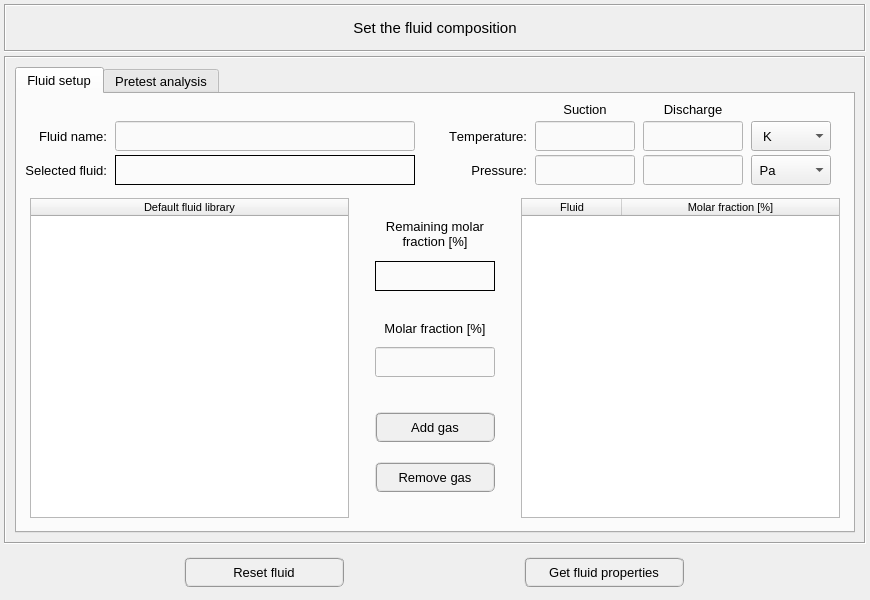
First picture: the form in pulse/interface/ui_files/model/setup/acoustic/set_fluid_composition_input.ui, repository open-pulse/OpenPulse, before the edit.
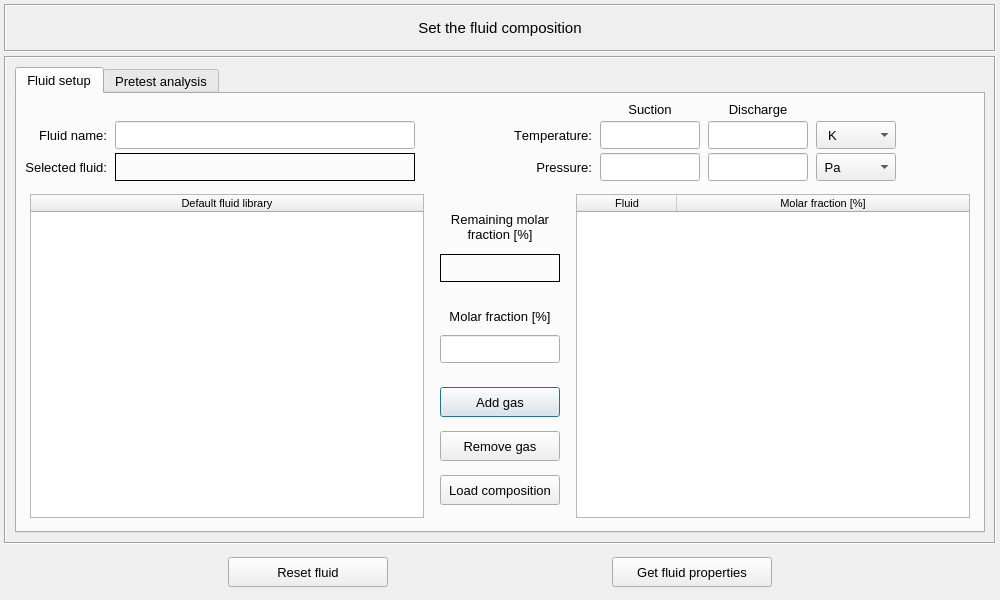
Second picture: the form after the edit.

Commit message: Load fluid composition data from spreadsheet files

The edit to the form file:
```diff
--- a/pulse/interface/ui_files/model/setup/acoustic/set_fluid_composition_input.ui
+++ b/pulse/interface/ui_files/model/setup/acoustic/set_fluid_composition_input.ui
@@ -6,13 +6,13 @@
    <rect>
     <x>0</x>
     <y>0</y>
-    <width>870</width>
+    <width>1000</width>
     <height>600</height>
    </rect>
   </property>
   <property name="minimumSize">
    <size>
-    <width>870</width>
+    <width>1000</width>
     <height>600</height>
    </size>
   </property>
@@ -124,11 +124,6 @@
           </property>
           <item row="0" column="0">
            <widget class="QFrame" name="frame_states">
-            <property name="font">
-             <font>
-              <family>MS Shell Dlg 2</family>
-             </font>
-            </property>
             <property name="frameShape">
              <enum>QFrame::NoFrame</enum>
             </property>
@@ -159,13 +154,13 @@
                <property name="minimumSize">
                 <size>
                  <width>80</width>
-                 <height>30</height>
+                 <height>28</height>
                 </size>
                </property>
                <property name="maximumSize">
                 <size>
                  <width>80</width>
-                 <height>30</height>
+                 <height>28</height>
                 </size>
                </property>
                <property name="font">
@@ -247,13 +242,13 @@
                <property name="minimumSize">
                 <size>
                  <width>100</width>
-                 <height>30</height>
+                 <height>28</height>
                 </size>
                </property>
                <property name="maximumSize">
                 <size>
                  <width>100</width>
-                 <height>30</height>
+                 <height>28</height>
                 </size>
                </property>
                <property name="font">
@@ -265,8 +260,7 @@
                 </font>
                </property>
                <property name="styleSheet">
-                <string notr="true">QLineEdit{color: rgb(0, 0, 0); background-color: rgb(250, 250, 250)}
-QLineEdit:disabled{color: rgb(100, 100, 100); background-color: rgb(240, 240, 240)}</string>
+                <string notr="true"/>
                </property>
                <property name="text">
                 <string/>
@@ -284,13 +278,13 @@
                <property name="minimumSize">
                 <size>
                  <width>100</width>
-                 <height>30</height>
+                 <height>28</height>
                 </size>
                </property>
                <property name="maximumSize">
                 <size>
                  <width>100</width>
-                 <height>30</height>
+                 <height>28</height>
                 </size>
                </property>
                <property name="font">
@@ -302,8 +296,7 @@
                 </font>
                </property>
                <property name="styleSheet">
-                <string notr="true">QLineEdit{color: rgb(0, 0, 0); background-color: rgb(250, 250, 250)}
-QLineEdit:disabled{color: rgb(100, 100, 100); background-color: rgb(240, 240, 240)}</string>
+                <string notr="true"/>
                </property>
                <property name="text">
                 <string/>
@@ -318,13 +311,13 @@
                <property name="minimumSize">
                 <size>
                  <width>90</width>
-                 <height>30</height>
+                 <height>28</height>
                 </size>
                </property>
                <property name="maximumSize">
                 <size>
                  <width>100</width>
-                 <height>30</height>
+                 <height>28</height>
                 </size>
                </property>
                <property name="font">
@@ -353,13 +346,13 @@
                <property name="minimumSize">
                 <size>
                  <width>100</width>
-                 <height>30</height>
+                 <height>28</height>
                 </size>
                </property>
                <property name="maximumSize">
                 <size>
                  <width>100</width>
-                 <height>30</height>
+                 <height>28</height>
                 </size>
                </property>
                <property name="font">
@@ -371,8 +364,7 @@
                 </font>
                </property>
                <property name="styleSheet">
-                <string notr="true">QLineEdit{color: rgb(0, 0, 0); background-color: rgb(250, 250, 250)}
-QLineEdit:disabled{color: rgb(100, 100, 100); background-color: rgb(240, 240, 240)}</string>
+                <string notr="true"/>
                </property>
                <property name="text">
                 <string/>
@@ -387,13 +379,13 @@
                <property name="minimumSize">
                 <size>
                  <width>100</width>
-                 <height>30</height>
+                 <height>28</height>
                 </size>
                </property>
                <property name="maximumSize">
                 <size>
                  <width>100</width>
-                 <height>30</height>
+                 <height>28</height>
                 </size>
                </property>
                <property name="font">
@@ -405,8 +397,7 @@
                 </font>
                </property>
                <property name="styleSheet">
-                <string notr="true">QLineEdit{color: rgb(0, 0, 0); background-color: rgb(250, 250, 250)}
-QLineEdit:disabled{color: rgb(100, 100, 100); background-color: rgb(240, 240, 240)}</string>
+                <string notr="true"/>
                </property>
                <property name="text">
                 <string/>
@@ -421,13 +412,13 @@
                <property name="minimumSize">
                 <size>
                  <width>80</width>
-                 <height>30</height>
+                 <height>28</height>
                 </size>
                </property>
                <property name="maximumSize">
                 <size>
                  <width>80</width>
-                 <height>30</height>
+                 <height>28</height>
                 </size>
                </property>
                <property name="font">
@@ -489,13 +480,13 @@
                <property name="minimumSize">
                 <size>
                  <width>90</width>
-                 <height>30</height>
+                 <height>28</height>
                 </size>
                </property>
                <property name="maximumSize">
                 <size>
                  <width>100</width>
-                 <height>30</height>
+                 <height>28</height>
                 </size>
                </property>
                <property name="font">
@@ -534,27 +525,20 @@
                <property name="minimumSize">
                 <size>
                  <width>300</width>
-                 <height>30</height>
+                 <height>28</height>
                 </size>
                </property>
                <property name="maximumSize">
                 <size>
                  <width>350</width>
-                 <height>30</height>
+                 <height>28</height>
                 </size>
                </property>
-               <property name="font">
-                <font>
-                 <pointsize>10</pointsize>
-                 <kerning>false</kerning>
-                </font>
-               </property>
                <property name="whatsThis">
                 <string>&lt;html&gt;&lt;head/&gt;&lt;body&gt;&lt;p&gt;Insert a fluid name&lt;/p&gt;&lt;/body&gt;&lt;/html&gt;</string>
                </property>
                <property name="styleSheet">
-                <string notr="true">QLineEdit{color: rgb(0, 0, 0); background-color: rgb(250, 250, 250)}
-QLineEdit:disabled{color: rgb(100, 100, 100); background-color: rgb(240, 240, 240)}</string>
+                <string notr="true"/>
                </property>
                <property name="alignment">
                 <set>Qt::AlignCenter</set>
@@ -566,13 +550,13 @@
                <property name="minimumSize">
                 <size>
                  <width>0</width>
-                 <height>30</height>
+                 <height>28</height>
                 </size>
                </property>
                <property name="maximumSize">
                 <size>
                  <width>140</width>
-                 <height>30</height>
+                 <height>28</height>
                 </size>
                </property>
                <property name="font">
@@ -593,24 +577,22 @@
                <property name="minimumSize">
                 <size>
                  <width>300</width>
-                 <height>30</height>
+                 <height>28</height>
                 </size>
                </property>
                <property name="maximumSize">
                 <size>
                  <width>350</width>
-                 <height>30</height>
+                 <height>28</height>
                 </size>
                </property>
                <property name="font">
                 <font>
                  <pointsize>8</pointsize>
-                 <kerning>false</kerning>
                 </font>
                </property>
                <property name="styleSheet">
-                <string notr="true">QLineEdit{color: rgb(0, 0, 0); background-color: rgb(250, 250, 250)}
-QLineEdit:disabled{color: rgb(100, 100, 100); background-color: rgb(240, 240, 240)}</string>
+                <string notr="true"/>
                </property>
                <property name="frameShape">
                 <enum>QFrame::Box</enum>
@@ -637,13 +619,13 @@
                <property name="minimumSize">
                 <size>
                  <width>0</width>
-                 <height>30</height>
+                 <height>28</height>
                 </size>
                </property>
                <property name="maximumSize">
                 <size>
                  <width>140</width>
-                 <height>30</height>
+                 <height>28</height>
                 </size>
                </property>
                <property name="font">
@@ -791,13 +773,13 @@
                      <property name="minimumSize">
                       <size>
                        <width>120</width>
-                       <height>30</height>
+                       <height>28</height>
                       </size>
                      </property>
                      <property name="maximumSize">
                       <size>
                        <width>120</width>
-                       <height>32</height>
+                       <height>28</height>
                       </size>
                      </property>
                      <property name="font">
@@ -860,28 +842,24 @@
                    </item>
                    <item row="1" column="0">
                     <widget class="QLineEdit" name="lineEdit_composition">
+                     <property name="sizePolicy">
+                      <sizepolicy hsizetype="Preferred" vsizetype="Preferred">
+                       <horstretch>0</horstretch>
+                       <verstretch>0</verstretch>
+                      </sizepolicy>
+                     </property>
                      <property name="minimumSize">
                       <size>
                        <width>120</width>
-                       <height>30</height>
+                       <height>28</height>
                       </size>
                      </property>
                      <property name="maximumSize">
                       <size>
                        <width>120</width>
-                       <height>32</height>
+                       <height>28</height>
                       </size>
                      </property>
-                     <property name="font">
-                      <font>
-                       <pointsize>10</pointsize>
-                       <italic>false</italic>
-                      </font>
-                     </property>
-                     <property name="styleSheet">
-                      <string notr="true">QLineEdit{color: rgb(0, 0, 0); background-color: rgb(250, 250, 250)}
-QLineEdit:disabled{color: rgb(100, 100, 100); background-color: rgb(240, 240, 240)}</string>
-                     </property>
                      <property name="alignment">
                       <set>Qt::AlignCenter</set>
                      </property>
@@ -895,7 +873,7 @@
                   <property name="minimumSize">
                    <size>
                     <width>0</width>
-                    <height>120</height>
+                    <height>140</height>
                    </size>
                   </property>
                   <property name="frameShape">
@@ -915,11 +893,14 @@
                     <number>4</number>
                    </property>
                    <property name="bottomMargin">
-                    <number>4</number>
+                    <number>0</number>
                    </property>
-                   <property name="spacing">
+                   <property name="horizontalSpacing">
                     <number>4</number>
                    </property>
+                   <property name="verticalSpacing">
+                    <number>6</number>
+                   </property>
                    <item row="0" column="0">
                     <widget class="QPushButton" name="pushButton_add_gas">
                      <property name="minimumSize">
@@ -940,10 +921,7 @@
                       </font>
                      </property>
                      <property name="styleSheet">
-                      <string notr="true">QPushButton{border-radius: 6px; border-color: rgb(150, 150, 150); border-style: ridge; border-width: 2px; color: rgb(0, 0, 0); background-color: rgb(240, 240, 240)}
-QPushButton:hover{border-radius: 6px; border-color: rgb(0, 170, 255); border-style: ridge; border-width: 2px; color: rgb(0, 0, 0); background-color: rgba(174, 213, 255, 100)}
-QPushButton:pressed{border-radius: 6px; border-color: rgb(0, 170, 255); border-style: ridge; border-width: 2px; color: rgb(0, 0, 0); background-color: rgb(174, 213, 255)}
-QPushButton:disabled{border-radius: 6px; border-color: rgb(150, 150, 150); border-style: ridge; border-width: 0px; color: rgb(150,150, 150); background-color: rgb(220, 220, 220)}</string>
+                      <string notr="true"/>
                      </property>
                      <property name="text">
                       <string>Add gas</string>
@@ -970,16 +948,40 @@
                       </font>
                      </property>
                      <property name="styleSheet">
-                      <string notr="true">QPushButton{border-radius: 6px; border-color: rgb(150, 150, 150); border-style: ridge; border-width: 2px; color: rgb(0, 0, 0); background-color: rgb(240, 240, 240)}
-QPushButton:hover{border-radius: 6px; border-color: rgb(0, 170, 255); border-style: ridge; border-width: 2px; color: rgb(0, 0, 0); background-color: rgba(174, 213, 255, 100)}
-QPushButton:pressed{border-radius: 6px; border-color: rgb(0, 170, 255); border-style: ridge; border-width: 2px; color: rgb(0, 0, 0); background-color: rgb(174, 213, 255)}
-QPushButton:disabled{border-radius: 6px; border-color: rgb(150, 150, 150); border-style: ridge; border-width: 0px; color: rgb(150,150, 150); background-color: rgb(220, 220, 220)}</string>
+                      <string notr="true"/>
                      </property>
                      <property name="text">
                       <string>Remove gas</string>
                      </property>
                     </widget>
                    </item>
+                   <item row="2" column="0">
+                    <widget class="QPushButton" name="pushButton_load_composition">
+                     <property name="minimumSize">
+                      <size>
+                       <width>120</width>
+                       <height>30</height>
+                      </size>
+                     </property>
+                     <property name="maximumSize">
+                      <size>
+                       <width>120</width>
+                       <height>30</height>
+                      </size>
+                     </property>
+                     <property name="font">
+                      <font>
+                       <pointsize>10</pointsize>
+                      </font>
+                     </property>
+                     <property name="styleSheet">
+                      <string notr="true"/>
+                     </property>
+                     <property name="text">
+                      <string>Load composition</string>
+                     </property>
+                    </widget>
+                   </item>
                   </layout>
                  </widget>
                 </item>
@@ -1046,6 +1048,9 @@
                  <pointsize>8</pointsize>
                 </font>
                </property>
+               <property name="styleSheet">
+                <string notr="true"/>
+               </property>
                <property name="horizontalScrollBarPolicy">
                 <enum>Qt::ScrollBarAsNeeded</enum>
                </property>
@@ -1082,6 +1087,9 @@
                  <pointsize>8</pointsize>
                 </font>
                </property>
+               <property name="sizeAdjustPolicy">
+                <enum>QAbstractScrollArea::AdjustToContents</enum>
+               </property>
                <property name="editTriggers">
                 <set>QAbstractItemView::DoubleClicked|QAbstractItemView::EditKeyPressed|QAbstractItemView::SelectedClicked</set>
                </property>
@@ -2495,10 +2503,7 @@
          </font>
         </property>
         <property name="styleSheet">
-         <string notr="true">QPushButton{border-radius: 6px; border-color: rgb(150, 150, 150); border-style: ridge; border-width: 2px; color: rgb(0, 0, 0); background-color: rgb(240, 240, 240)}
-QPushButton:hover{border-radius: 6px; border-color: rgb(0, 170, 255); border-style: ridge; border-width: 2px; color: rgb(0, 0, 0); background-color: rgba(174, 213, 255, 100)}
-QPushButton:pressed{border-radius: 6px; border-color: rgb(0, 170, 255); border-style: ridge; border-width: 2px; color: rgb(0, 0, 0); background-color: rgb(174, 213, 255)}
-QPushButton:disabled{border-radius: 6px; border-color: rgb(150, 150, 150); border-style: ridge; border-width: 0px; color: rgb(150,150, 150); background-color: rgb(220, 220, 220)}</string>
+         <string notr="true"/>
         </property>
         <property name="text">
          <string>Reset fluid</string>
@@ -2525,10 +2530,7 @@
          </font>
         </property>
         <property name="styleSheet">
-         <string notr="true">QPushButton{border-radius: 6px; border-color: rgb(150, 150, 150); border-style: ridge; border-width: 2px; color: rgb(0, 0, 0); background-color: rgb(240, 240, 240)}
-QPushButton:hover{border-radius: 6px; border-color: rgb(0, 170, 255); border-style: ridge; border-width: 2px; color: rgb(0, 0, 0); background-color: rgba(174, 213, 255, 100)}
-QPushButton:pressed{border-radius: 6px; border-color: rgb(0, 170, 255); border-style: ridge; border-width: 2px; color: rgb(0, 0, 0); background-color: rgb(174, 213, 255)}
-QPushButton:disabled{border-radius: 6px; border-color: rgb(150, 150, 150); border-style: ridge; border-width: 0px; color: rgb(150,150, 150); background-color: rgb(220, 220, 220)}</string>
+         <string notr="true"/>
         </property>
         <property name="text">
          <string>Get fluid properties</string>
```
The commit also changes 7 other files.
